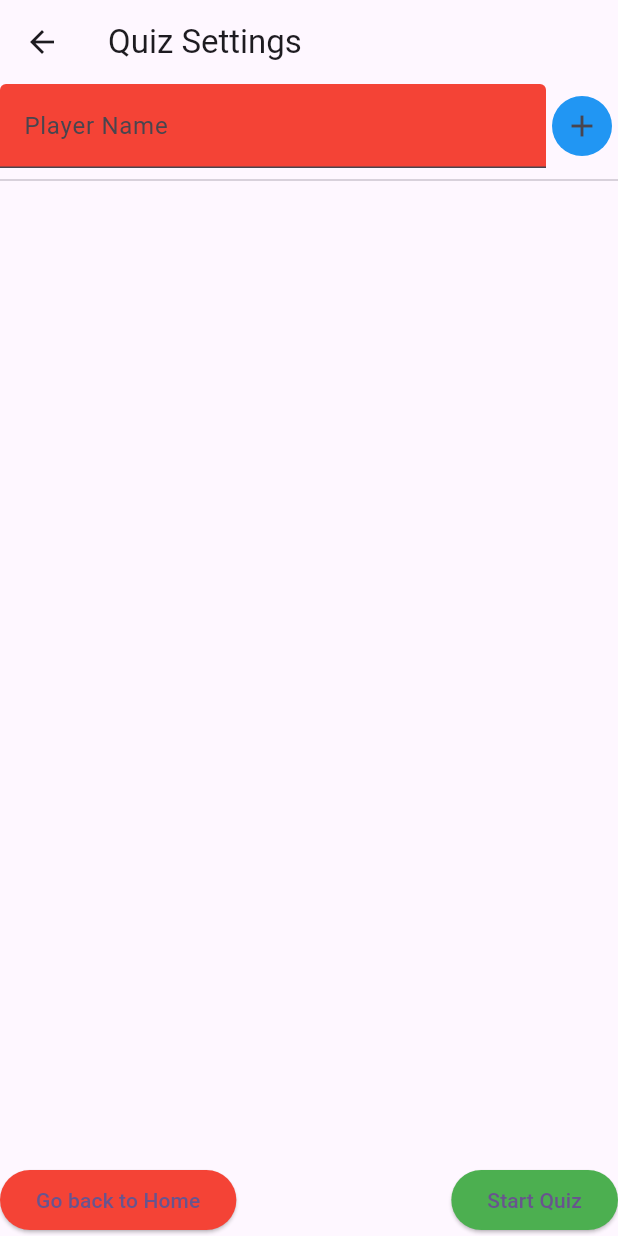
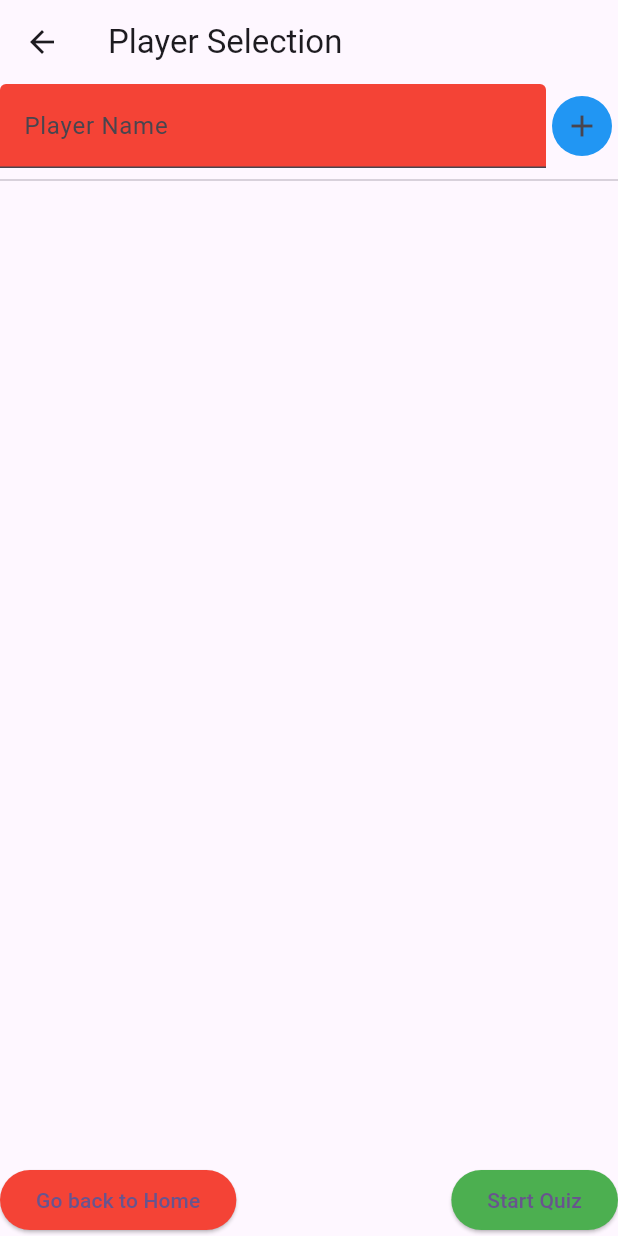
Before and after one commit to cavareal/Quiz_Flutter, a Flutter app: the screen it shows after launch, after a tap on "Go to Quiz Settings", on a phone screen of 412 x 824 dp. Run offline on Flutter 3.47's test engine with Material 3 defaults, Android fonts, the phone set to English and light mode, and no system bars.

Commit message:
refactor: change the player selection to be in a different screen

```diff
--- a/lib/main.dart
+++ b/lib/main.dart
@@ -1,5 +1,6 @@
 import 'package:flutter/material.dart';
 import 'package:quizz/ui/screens/home_screen.dart';
+import 'package:quizz/ui/screens/player_selection_screen.dart';
 import 'package:quizz/ui/screens/quiz_settings_screen.dart';
 
 void main() {
@@ -20,6 +21,7 @@ class MyApp extends StatelessWidget {
       ),
       routes: {
         '/home': (context) => const HomeScreen(),
+        '/player-selection': (context) => const PlayerSelectionScreen(),
         '/quiz-settings': (context) => const QuizSettingsScreen(),
       },
       initialRoute: '/home',
--- a/lib/ui/screens/home_screen.dart
+++ b/lib/ui/screens/home_screen.dart
@@ -12,7 +12,7 @@ class HomeScreen extends StatelessWidget {
               const Text('Home Screen'),
               ElevatedButton(
                   onPressed:() {
-                    Navigator.of(context).pushNamed('/quiz-settings');
+                    Navigator.of(context).pushNamed('/player-selection');
                   },
                   child: const Text('Go to Quiz Settings')
               )
--- /dev/null
+++ b/lib/ui/screens/player_selection_screen.dart
@@ -0,0 +1,133 @@
+import 'package:flutter/material.dart';
+
+class PlayerSelectionScreen extends StatefulWidget {
+  const PlayerSelectionScreen({super.key});
+
+  @override
+  State<PlayerSelectionScreen> createState() => _PlayerSelectionScreenState();
+}
+
+class _PlayerSelectionScreenState extends State<PlayerSelectionScreen> {
+  final TextEditingController _textFieldController = TextEditingController();
+  final GlobalKey<FormState> _formKey = GlobalKey<FormState>();
+
+  final List<String> _playerNames = [];
+
+  @override
+  Widget build(BuildContext context) {
+    return Scaffold(
+      appBar: AppBar(
+        title: const Text('Player Selection'),
+      ),
+      body: Column(children: [
+        Expanded(
+          child: Column(
+            crossAxisAlignment: CrossAxisAlignment.center,
+            children: [
+              Form(
+                key: _formKey,
+                child: Row(children: [
+                  Expanded(
+                    child: TextFormField(
+                    decoration: const InputDecoration(
+                      labelText: 'Player Name',
+                      fillColor: Colors.red,
+                      filled: true,
+                    ),
+                    controller: _textFieldController,
+                    validator: (value) {
+                      if (value == null || value.isEmpty) {
+                        return 'Please enter a name';
+                      }
+                      return null;
+                    },
+                  )),
+                  IconButton(
+                    style: ButtonStyle(
+                      backgroundColor: WidgetStateProperty.all(Colors.blue),
+                    ),
+                    onPressed: () {
+                      if (_formKey.currentState!.validate()) {
+                        setState(() {
+                          _playerNames.add(_textFieldController.text);
+                          _textFieldController.clear();
+                        });
+                      }
+                    },
+                    icon: const Icon(Icons.add))
+                ]),
+              ),
+              const Divider(),
+              Expanded(
+                child: ListView.separated(
+                itemCount: _playerNames.length,
+                itemBuilder: (context, index) {
+                  return ListTile(
+                    tileColor: Colors.red,
+                    title: Text(_playerNames[index]),
+                    trailing: IconButton(
+                      style: ButtonStyle(
+                        backgroundColor:
+                          WidgetStateProperty.all(Colors.blue),
+                      ),
+                      icon: const Icon(Icons.remove),
+                      onPressed: () {
+                        setState(() {
+                          _playerNames.removeAt(index);
+                        });
+                      }
+                    )
+                  );
+                },
+                separatorBuilder: (BuildContext context, int index) {
+                  return const Divider();
+                },
+              ))
+            ],
+          ),
+        ),
+        Row(
+          mainAxisAlignment: MainAxisAlignment.spaceBetween,
+          children: [
+            ElevatedButton(
+              style: ButtonStyle(
+                backgroundColor: WidgetStateProperty.all(Colors.red),
+              ),
+              onPressed: () {
+                Navigator.of(context).pop();
+              },
+              child: const Text('Go back to Home')),
+            ElevatedButton(
+              style: ButtonStyle(
+                backgroundColor: WidgetStateProperty.all(Colors.green),
+              ),
+              onPressed: () {
+                if (_playerNames.length < 2) {
+                  showDialog(
+                    context: context,
+                    builder: (BuildContext context) {
+                      return AlertDialog(
+                        title: const Text('Not enough players'),
+                        content: const Text('You need at least 2 players to start the quiz'),
+                        actions: <Widget>[
+                          TextButton(
+                            onPressed: () {
+                              Navigator.of(context).pop();
+                            },
+                            child: const Text('OK')
+                          )
+                        ]
+                      );
+                    }
+                  );
+                  return;
+                }
+                Navigator.of(context).pushNamed('/quiz-settings', arguments: _playerNames);
+              },
+              child: const Text('Start Quiz'))
+          ],
+        )
+      ]),
+    );
+  }
+}
--- a/lib/ui/screens/quiz_settings_screen.dart
+++ b/lib/ui/screens/quiz_settings_screen.dart
@@ -8,10 +8,6 @@ class QuizSettingsScreen extends StatefulWidget {
 }
 
 class _QuizSettingsScreenState extends State<QuizSettingsScreen> {
-  final TextEditingController _textFieldController = TextEditingController();
-  final GlobalKey<FormState> _formKey = GlobalKey<FormState>();
-
-  final List<String> _playerNames = [];
 
   @override
   Widget build(BuildContext context) {
@@ -19,106 +15,7 @@ class _QuizSettingsScreenState extends State<QuizSettingsScreen> {
       appBar: AppBar(
         title: const Text('Quiz Settings'),
       ),
-      body: Column(
-        children: [
-          Expanded(child:
-            Column(
-              crossAxisAlignment: CrossAxisAlignment.center,
-              children: [
-                Form(
-                  key: _formKey,
-                  child: Row(
-                    children: [
-                      Expanded(
-                        child:TextFormField(
-                          decoration: const InputDecoration(
-                            labelText: 'Player Name',
-                            fillColor: Colors.red,
-                            filled: true,
-                          ),
-                          controller: _textFieldController,
-                          validator: (value) {
-                            if (value == null || value.isEmpty) {
-                              return 'Please enter a name';
-                            }
-                            return null;
-                          },
-                        )
-                      ),
-                      IconButton(
-                        style: ButtonStyle(
-                          backgroundColor: WidgetStateProperty.all(Colors.blue),
-                        ),
-                        onPressed: () {
-                          if (_formKey.currentState!.validate()) {
-                            setState(() {
-                              _playerNames.add(_textFieldController.text);
-                              _textFieldController.clear();
-                            });
-                          }
-                        },
-                        icon: const Icon(Icons.add)
-                      )
-                    ]
-                  ),
-                ),
-                const Divider(),
-                Expanded(child:
-                  ListView.separated(
-                    itemCount: _playerNames.length,
-                    itemBuilder: (context, index) {
-                      return ListTile(
-                        tileColor: Colors.red,
-                        title: Text(_playerNames[index]),
-                        trailing: IconButton(
-                          style: ButtonStyle(
-                            backgroundColor: WidgetStateProperty.all(Colors.blue),
-                          ),
-                          icon: const Icon(Icons.remove),
-                          onPressed: () {
-                            setState(() {
-                              _playerNames.removeAt(index);
-                            });
-                          }
-                        )
-                      );
-                    },
-                    separatorBuilder: (BuildContext context, int index) {
-                      return const Divider();
-                    },
-                  )
-                )
-              ],
-            ),
-          ),
-          Row(
-            mainAxisAlignment: MainAxisAlignment.spaceBetween,
-            children: [
-              ElevatedButton(
-                style: ButtonStyle(
-                  backgroundColor: WidgetStateProperty.all(Colors.red),
-                ),
-                onPressed:() {
-                  Navigator.of(context).pop();
-                },
-                child: const Text('Go back to Home')
-              ),
-              ElevatedButton(
-                style: ButtonStyle(
-                  backgroundColor: WidgetStateProperty.all(Colors.green),
-                ),
-                onPressed:() {
-                  if (_playerNames.length < 2) {
-                    return;
-                  }
-                  Navigator.of(context).pushNamed('/quiz');
-                },
-                child: const Text('Start Quiz')
-              )
-            ],
-          )
-        ]
-      ),
+      body: const Placeholder()
     );
   }
 }
```
